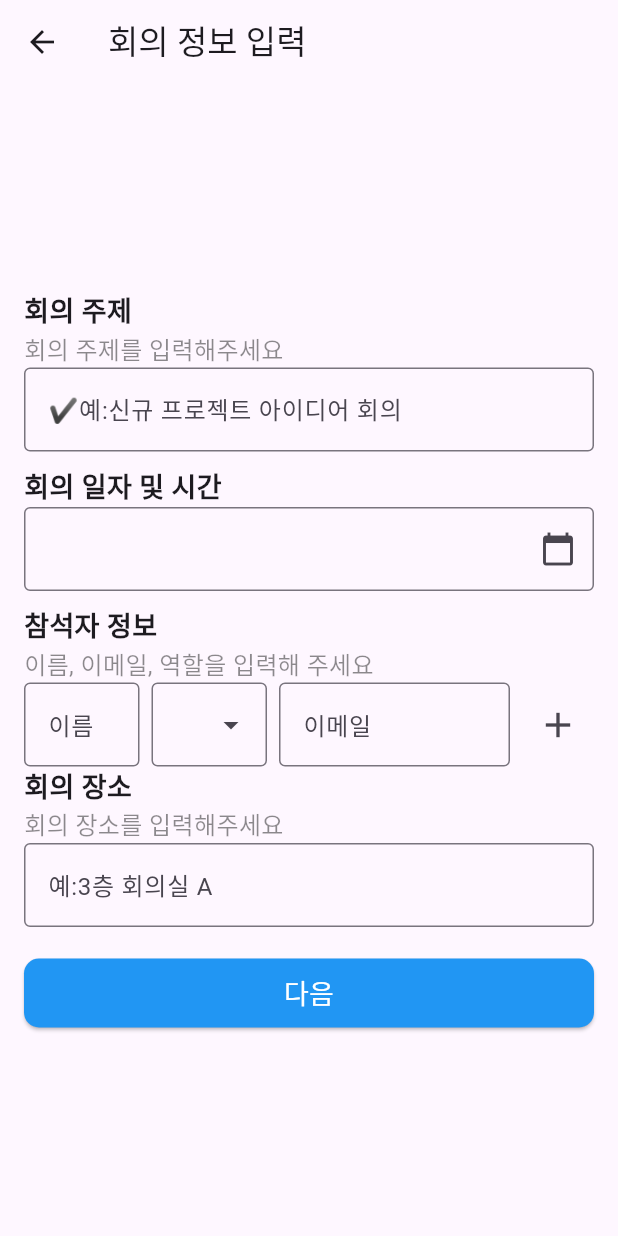
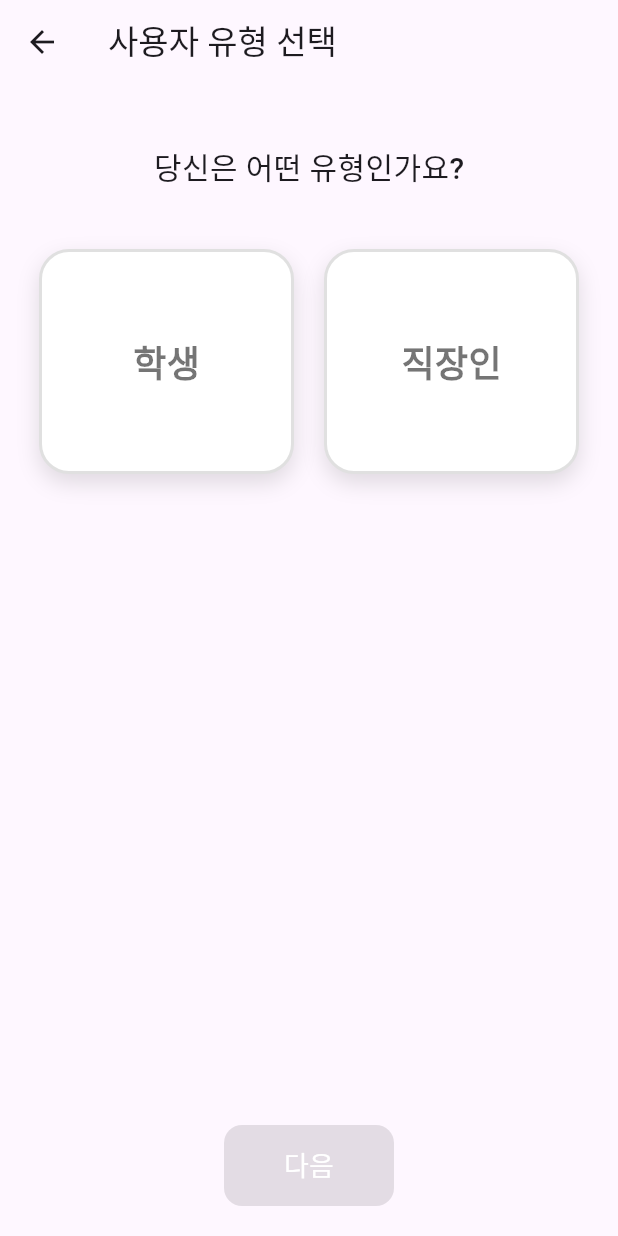
Before and after one commit to highfiveAI/flowy_flutter, a Flutter app: the screen it shows after launch, after a tap on "시작하기", on a phone screen of 412 x 824 dp. Run offline on Flutter 3.47's test engine with Material 3 defaults, Android fonts, the phone set to English and light mode, and no system bars; our stand-ins replace dio; missing offline and left inert: file_selector; network calls fail.

Commit message:
Design: 사용자 유형 선택창 및 유형별 출력되는 역할 토글 변경

```diff
--- a/lib/main.dart
+++ b/lib/main.dart
@@ -1,5 +1,5 @@
 import 'package:flutter/material.dart';
-import 'package:record3/screens/insert_info.dart';
+import 'package:record3/screens/type_select.dart';
 
 void main() {
   runApp(MyApp());
@@ -45,10 +45,9 @@ class WelcomeScreen extends StatelessWidget {
               width: 300, // 버튼의 넓이 지정
               child: ElevatedButton(
                 onPressed: () {
-                  // 버튼 클릭 시 처리할 작업
                   Navigator.push(
                     context,
-                    MaterialPageRoute(builder: (context) => InputScreen()),
+                    MaterialPageRoute(builder: (context) => SelectTypeScreen()),
                   );
                 },
                 style: ElevatedButton.styleFrom(
--- /dev/null
+++ b/lib/screens/type_select.dart
@@ -0,0 +1,118 @@
+import 'package:flutter/material.dart';
+import 'package:record3/screens/insert_info.dart'; // InputScreen 경로 맞게 수정
+
+class SelectTypeScreen extends StatefulWidget {
+  @override
+  _SelectTypeScreenState createState() => _SelectTypeScreenState();
+}
+
+class _SelectTypeScreenState extends State<SelectTypeScreen> {
+  String? _selectedType;
+
+  void _selectType(String type) {
+    setState(() {
+      _selectedType = type;
+    });
+  }
+
+  void _goToNextScreen() {
+    if (_selectedType != null) {
+      Navigator.push(
+        context,
+        MaterialPageRoute(
+          builder: (context) => InputScreen(userType: _selectedType!),
+        ),
+      );
+    }
+  }
+
+  Widget _buildCard(String type, Color color) {
+    bool isSelected = _selectedType == type;
+
+    return Expanded(
+      child: AnimatedContainer(
+        duration: Duration(milliseconds: 200),
+        curve: Curves.easeInOut,
+        transform: isSelected
+            ? Matrix4.diagonal3Values(1.05, 1.05, 1)
+            : Matrix4.identity(),
+        child: GestureDetector(
+          onTap: () => _selectType(type),
+          child: Container(
+            height: 150,
+            margin: EdgeInsets.all(10),
+            decoration: BoxDecoration(
+              color: isSelected ? color.withOpacity(0.15) : Colors.white,
+              borderRadius: BorderRadius.circular(20),
+              border: Border.all(
+                color: isSelected ? color : Colors.grey.shade300,
+                width: 2,
+              ),
+              boxShadow: [
+                BoxShadow(
+                  color: isSelected ? color.withOpacity(0.4) : Colors.black12,
+                  blurRadius: 12,
+                  offset: Offset(0, 6),
+                ),
+              ],
+            ),
+            child: Center(
+              child: Text(
+                type == 'student' ? '학생' : '직장인',
+                style: TextStyle(
+                  fontSize: 24,
+                  fontWeight: FontWeight.bold,
+                  color: isSelected ? color : Colors.black54,
+                ),
+              ),
+            ),
+          ),
+        ),
+      ),
+    );
+  }
+
+  @override
+  Widget build(BuildContext context) {
+    return Scaffold(
+      appBar: AppBar(title: Text('사용자 유형 선택')),
+      body: Column(
+        children: [
+          SizedBox(height: 40),
+          Text(
+            '당신은 어떤 유형인가요?',
+            style: TextStyle(fontSize: 20, fontWeight: FontWeight.w500),
+          ),
+          SizedBox(height: 30),
+          Padding(
+            padding: const EdgeInsets.symmetric(horizontal: 16),
+            child: Row(
+              children: [
+                _buildCard('student', Colors.blue),
+                _buildCard('worker', Colors.green),
+              ],
+            ),
+          ),
+          Spacer(),
+          Padding(
+            padding: const EdgeInsets.all(20.0),
+            child: ElevatedButton(
+              onPressed: _selectedType != null ? _goToNextScreen : null,
+              style: ElevatedButton.styleFrom(
+                backgroundColor: Colors.blue,
+                padding: EdgeInsets.symmetric(vertical: 14, horizontal: 40),
+                shape: RoundedRectangleBorder(
+                  borderRadius: BorderRadius.circular(12),
+                ),
+              ),
+              child: Text(
+                '다음',
+                style: TextStyle(fontSize: 18, color: Colors.white),
+              ),
+            ),
+          ),
+        ],
+      ),
+    );
+  }
+}
```
Also changed, not shown: lib/screens/insert_info.dart (+28 -2 lines), pubspec.lock.
